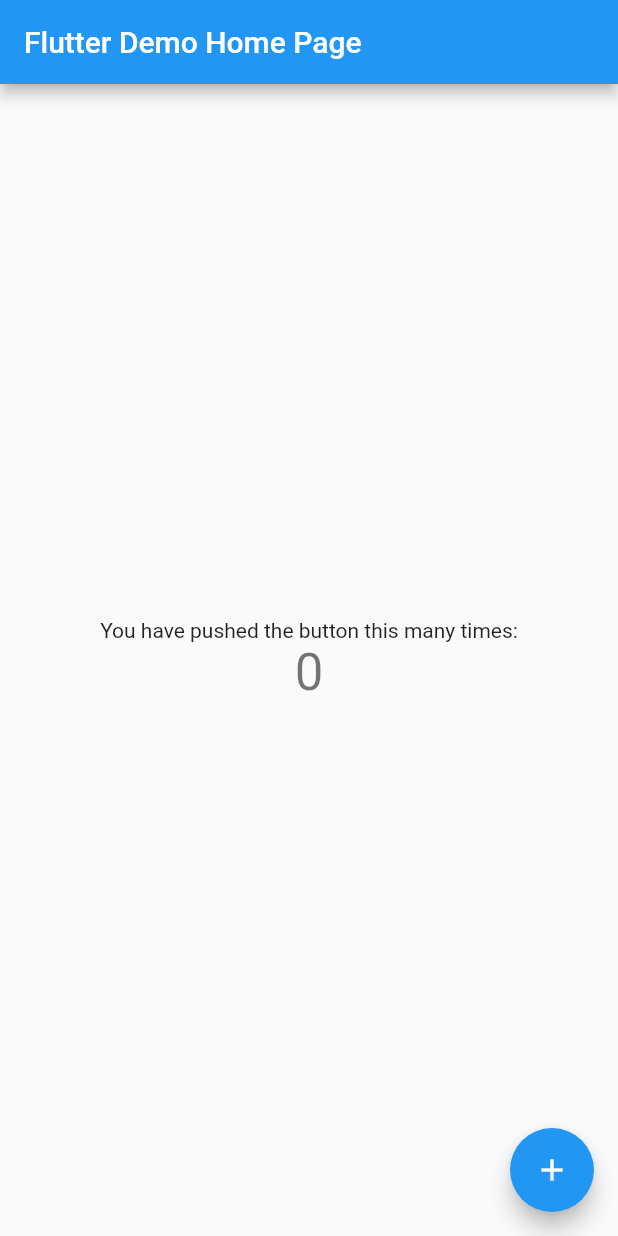
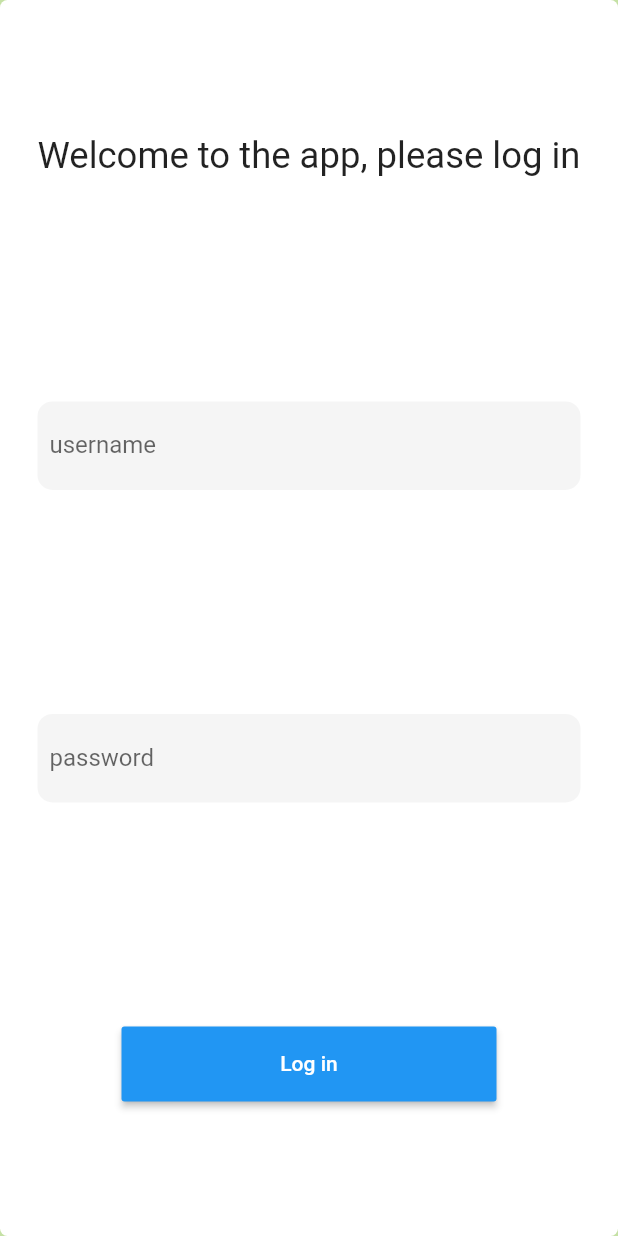
Before and after one commit to MixKage/CardExam, a Flutter app: the screen it shows after launch, on a phone screen of 412 x 824 dp. Run offline on Flutter 3.47's test engine with Material 2 defaults, Android fonts, the phone set to English and light mode, and no system bars.

Commit message:
add: добавлена адаптивная вёрстка

```diff
--- /dev/null
+++ b/lib/login_page.dart
@@ -0,0 +1,104 @@
+import 'package:flutter/material.dart';
+import 'package:cardexam/main_page';
+
+class LoginPage extends StatefulWidget {
+  const LoginPage({Key? key}) : super(key: key);
+
+  @override
+  State<LoginPage> createState() => _LoginPageState();
+}
+
+class _LoginPageState extends State<LoginPage> {
+  final int _minWidht = 600;
+  @override
+  Widget build(context) => SafeArea(
+        child: Scaffold(body: LayoutBuilder(builder: (context, constraints) {
+          return AnimatedContainer(
+              duration: const Duration(milliseconds: 500),
+              color: Colors.lightGreen[200],
+              padding: constraints.maxWidth < _minWidht
+                  ? EdgeInsets.zero
+                  : const EdgeInsets.all(100.0),
+              child: Center(
+                child: Container(
+                  padding: const EdgeInsets.symmetric(
+                      vertical: 15.0, horizontal: 25.0),
+                  constraints: const BoxConstraints(
+                    maxWidth: 600,
+                  ),
+                  decoration: BoxDecoration(
+                    color: Colors.white,
+                    borderRadius: BorderRadius.circular(5.0),
+                  ),
+                  child: Column(
+                      mainAxisAlignment: MainAxisAlignment.spaceAround,
+                      children: [
+                        FittedBox(
+                          fit: BoxFit.fitWidth,
+                          child: Text(
+                            "Welcome to the app, please log in",
+                            style: TextStyle(
+                                fontSize:
+                                    constraints.maxWidth < _minWidht ? 40 : 60),
+                          ),
+                        ),
+                        Container(
+                          decoration: BoxDecoration(
+                              color: Colors.grey[100],
+                              borderRadius: BorderRadius.circular(10)),
+                          child: const Padding(
+                            padding: EdgeInsets.symmetric(horizontal: 8.0),
+                            child: TextField(
+                              decoration: InputDecoration(
+                                labelText: "username",
+                                border: InputBorder.none,
+                              ),
+                            ),
+                          ),
+                        ),
+                        Container(
+                          decoration: BoxDecoration(
+                              color: Colors.grey[100],
+                              borderRadius: BorderRadius.circular(10)),
+                          child: const Padding(
+                            padding: EdgeInsets.symmetric(horizontal: 8.0),
+                            child: TextField(
+                              obscureText: true,
+                              decoration: InputDecoration(
+                                labelText: "password",
+                                border: InputBorder.none,
+                              ),
+                            ),
+                          ),
+                        ),
+                        ConstrainedBox(
+                          constraints: BoxConstraints(
+                            maxWidth:
+                                constraints.maxWidth < _minWidht ? 300 : 150,
+                            minWidth:
+                                constraints.maxWidth < _minWidht ? 250 : 150,
+                            maxHeight:
+                                constraints.maxWidth < _minWidht ? 100 : 50,
+                            minHeight:
+                                constraints.maxWidth < _minWidht ? 50 : 50,
+                          ),
+                          child: Expanded(
+                            child: RaisedButton(
+                                color: Colors.blue,
+                                child: Text("Log in",
+                                    style:
+                                        const TextStyle(color: Colors.white)),
+                                onPressed: () {
+                                  Navigator.pushReplacement(
+                                      context,
+                                      MaterialPageRoute(
+                                          builder: (context) => HomePage()));
+                                }),
+                          ),
+                        )
+                      ]),
+                ),
+              ));
+        })),
+      );
+}
--- a/lib/main.dart
+++ b/lib/main.dart
@@ -1,4 +1,5 @@
 import 'package:flutter/material.dart';
+import 'login_page.dart';
 
 void main() {
   runApp(const MyApp());
@@ -10,106 +11,9 @@
   // This widget is the root of your application.
   @override
   Widget build(BuildContext context) {
-    return MaterialApp(
-      title: 'Flutter Demo',
-      theme: ThemeData(
-        // This is the theme of your application.
-        //
-        // Try running your application with "flutter run". You'll see the
-        // application has a blue toolbar. Then, without quitting the app, try
-        // changing the primarySwatch below to Colors.green and then invoke
-        // "hot reload" (press "r" in the console where you ran "flutter run",
-        // or simply save your changes to "hot reload" in a Flutter IDE).
-        // Notice that the counter didn't reset back to zero; the application
-        // is not restarted.
-        primarySwatch: Colors.blue,
-      ),
-      home: const MyHomePage(title: 'Flutter Demo Home Page'),
+    return const MaterialApp(
+      debugShowCheckedModeBanner: false,
+      home: LoginPage(),
     );
   }
 }
-
-class MyHomePage extends StatefulWidget {
-  const MyHomePage({Key? key, required this.title}) : super(key: key);
-
-  // This widget is the home page of your application. It is stateful, meaning
-  // that it has a State object (defined below) that contains fields that affect
-  // how it looks.
-
-  // This class is the configuration for the state. It holds the values (in this
-  // case the title) provided by the parent (in this case the App widget) and
-  // used by the build method of the State. Fields in a Widget subclass are
-  // always marked "final".
-
-  final String title;
-
-  @override
-  State<MyHomePage> createState() => _MyHomePageState();
-}
-
-class _MyHomePageState extends State<MyHomePage> {
-  int _counter = 0;
-
-  void _incrementCounter() {
-    setState(() {
-      // This call to setState tells the Flutter framework that something has
-      // changed in this State, which causes it to rerun the build method below
-      // so that the display can reflect the updated values. If we changed
-      // _counter without calling setState(), then the build method would not be
-      // called again, and so nothing would appear to happen.
-      _counter++;
-    });
-  }
-
-  @override
-  Widget build(BuildContext context) {
-    // This method is rerun every time setState is called, for instance as done
-    // by the _incrementCounter method above.
-    //
-    // The Flutter framework has been optimized to make rerunning build methods
-    // fast, so that you can just rebuild anything that needs updating rather
-    // than having to individually change instances of widgets.
-    return Scaffold(
-      appBar: AppBar(
-        // Here we take the value from the MyHomePage object that was created by
-        // the App.build method, and use it to set our appbar title.
-        title: Text(widget.title),
-      ),
-      body: Center(
-        // Center is a layout widget. It takes a single child and positions it
-        // in the middle of the parent.
-        child: Column(
-          // Column is also a layout widget. It takes a list of children and
-          // arranges them vertically. By default, it sizes itself to fit its
-          // children horizontally, and tries to be as tall as its parent.
-          //
-          // Invoke "debug painting" (press "p" in the console, choose the
-          // "Toggle Debug Paint" action from the Flutter Inspector in Android
-          // Studio, or the "Toggle Debug Paint" command in Visual Studio Code)
-          // to see the wireframe for each widget.
-          //
-          // Column has various properties to control how it sizes itself and
-          // how it positions its children. Here we use mainAxisAlignment to
-          // center the children vertically; the main axis here is the vertical
-          // axis because Columns are vertical (the cross axis would be
-          // horizontal).
-          mainAxisAlignment: MainAxisAlignment.center,
-          children: <Widget>[
-            const Text(
-              'You have pushed the button this many times:',
-            ),
-            Text(
-              '$_counter',
-              style: Theme.of(context).textTheme.headline4,
-            ),
-          ],
-        ),
-      ),
-      floatingActionButton: FloatingActionButton(
-        onPressed: _incrementCounter,
-        tooltip: 'Increment',
-        child: const Icon(Icons.add),
-      ), // This trailing comma makes auto-formatting nicer for build methods.
-    );
-  }
-}
```
Also changed, not shown: 1 other file.
